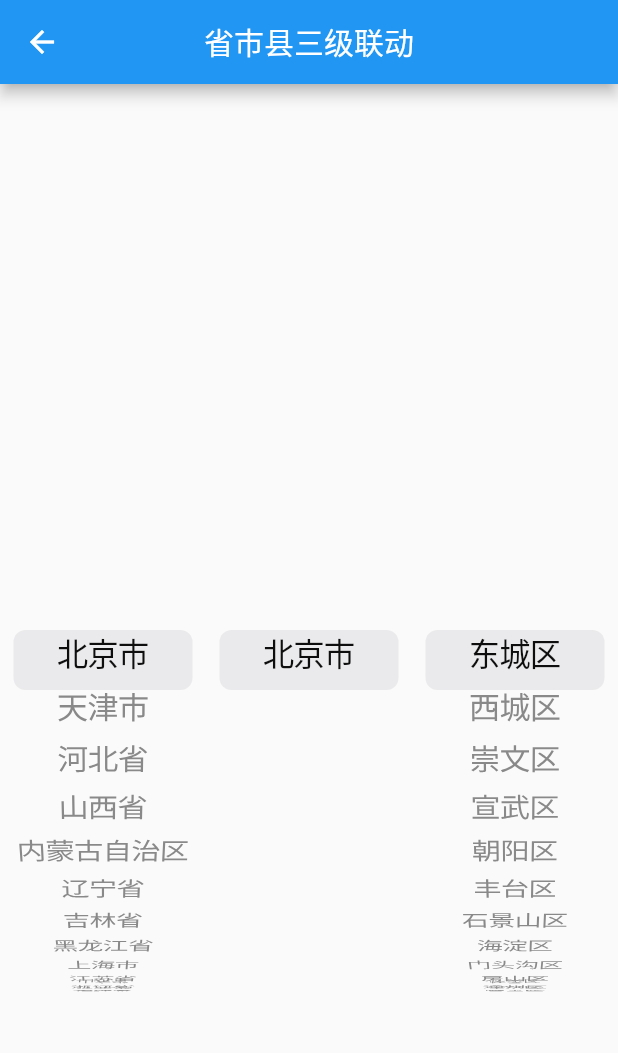
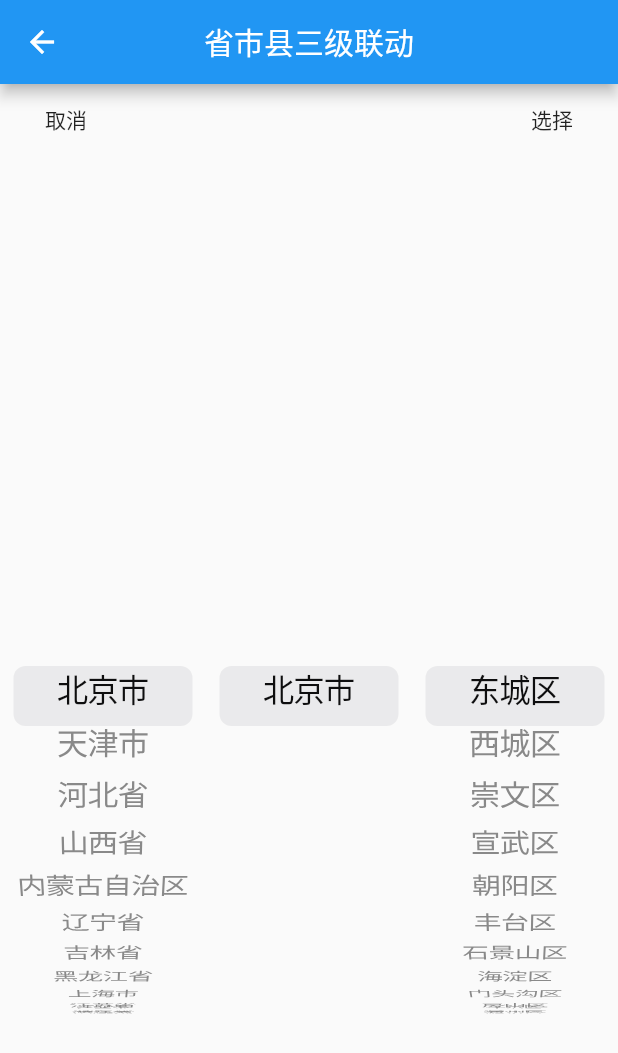
Before and after one commit to hanyunmuyu/city_picker, a Flutter app: the _CityPicker screen opened directly, on a phone screen of 412 x 824 dp. Shown: the top 1053 px of the screen. Run offline on Flutter 3.47's test engine with Material 2 defaults, Android fonts, the phone set to English and light mode, and no system bars.

Commit message:
获得选择的地区信息

```diff
--- a/lib/city_picker.dart
+++ b/lib/city_picker.dart
@@ -41,7 +41,6 @@ class _CityPickerState extends State<_CityPicker> {
         this.province = data;
         this.city = data[provinceIndex]['children'];
         this.area = data[provinceIndex]['children'][cityIndex]['children'];
-        _changed(0);
       });
     });
   }
@@ -50,16 +49,6 @@ class _CityPickerState extends State<_CityPicker> {
   void initState() {
     super.initState();
     _loadData();
-  }
-
-  void _changed(int index) {
-    setState(() {
-      provinceIndex = index;
-      cityIndex = 0;
-      areaIndex = 0;
-      city = data[provinceIndex]['children'];
-      area = data[provinceIndex]['children'][cityIndex]['children'];
-    });
   }
 
   @override
@@ -71,6 +60,24 @@ class _CityPickerState extends State<_CityPicker> {
       ),
       body: new Container(
         width: double.infinity,
+        child: new Column(
+          children: <Widget>[
+            new Row(
+              children: <Widget>[
+                FlatButton(onPressed: () {}, child: new Text('取消')),
+                FlatButton(
+                    onPressed: () {
+                      print(data[provinceIndex]);
+                      print(data[provinceIndex]['children'][cityIndex]);
+                      print(data[provinceIndex]['children'][cityIndex]
+                          ['children'][areaIndex]);
+                    },
+                    child: new Text('选择')),
+              ],
+              mainAxisSize: MainAxisSize.max,
+              mainAxisAlignment: MainAxisAlignment.spaceBetween,
+            ),
+            new Expanded(
               child: new Row(
                 mainAxisSize: MainAxisSize.max,
                 children: <Widget>[
@@ -92,8 +99,8 @@ class _CityPickerState extends State<_CityPicker> {
                           cityIndex = 0;
                           areaIndex = 0;
                           city = data[provinceIndex]['children'];
-                    area =
-                        data[provinceIndex]['children'][cityIndex]['children'];
+                          area = data[provinceIndex]['children'][cityIndex]
+                              ['children'];
                         });
                       },
                     ),
@@ -113,8 +120,8 @@ class _CityPickerState extends State<_CityPicker> {
                           areaController.jumpToItem(0);
                           cityIndex = index;
                           areaIndex = 0;
-                    area =
-                        data[provinceIndex]['children'][cityIndex]['children'];
+                          area = data[provinceIndex]['children'][cityIndex]
+                              ['children'];
                         });
                       },
                     ),
@@ -134,6 +141,9 @@ class _CityPickerState extends State<_CityPicker> {
                           areaIndex = index;
                         });
                       },
+                    ),
+                  ),
+                ],
               ),
             ),
           ],
```
Lines whose indentation alone changed are shown as unchanged.
